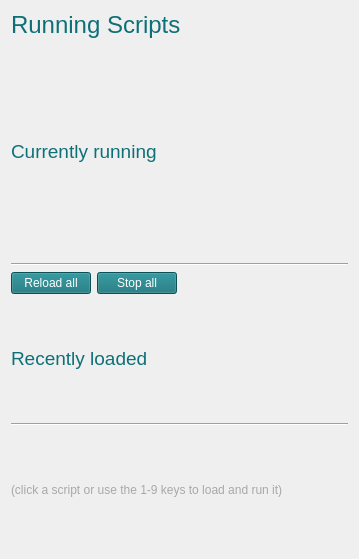
Above: interface/ui/scriptOptions.ui from Chris7/hifi before the change. Below: the same form after it.
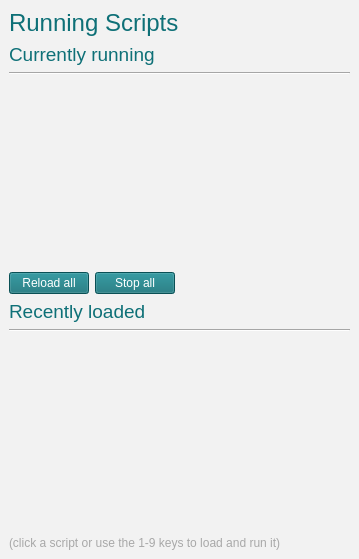
That is the form after the change. Icons and pictures are not drawn.

Commit message: Embeded script dialog in glWidget, enabled mouse tracking and focus retention of dialog, fine tuned visuals

What changed in the file:
```diff
--- a/interface/ui/scriptOptions.ui
+++ b/interface/ui/scriptOptions.ui
@@ -13,10 +13,43 @@
   <property name="windowTitle">
    <string>Form</string>
   </property>
-  <layout class="QVBoxLayout" name="verticalLayout_2" stretch="0,1,1">
+  <property name="styleSheet">
+   <string notr="true"/>
+  </property>
+  <layout class="QVBoxLayout" name="verticalLayout_2" stretch="0">
    <property name="sizeConstraint">
     <enum>QLayout::SetDefaultConstraint</enum>
    </property>
+   <property name="leftMargin">
+    <number>0</number>
+   </property>
+   <property name="topMargin">
+    <number>0</number>
+   </property>
+   <property name="rightMargin">
+    <number>0</number>
+   </property>
+   <property name="bottomMargin">
+    <number>0</number>
+   </property>
+   <item>
+    <widget class="QWidget" name="backgroundWidget" native="true">
+     <property name="sizePolicy">
+      <sizepolicy hsizetype="Expanding" vsizetype="Expanding">
+       <horstretch>0</horstretch>
+       <verstretch>0</verstretch>
+      </sizepolicy>
+     </property>
+     <property name="autoFillBackground">
+      <bool>false</bool>
+     </property>
+     <property name="styleSheet">
+      <string notr="true">background-color: rgba(242, 242, 242, 240);
+border-color: rgba(242, 242, 242, 240);</string>
+     </property>
+     <layout class="QVBoxLayout" name="verticalLayout_4">
+      <item>
+       <layout class="QVBoxLayout" name="runningScriptsHeaderLayout">
    <item>
     <layout class="QHBoxLayout" name="headerLayout" stretch="0,0">
      <property name="spacing">
@@ -111,10 +144,18 @@
      </item>
     </layout>
    </item>
+       </layout>
+      </item>
    <item>
-    <layout class="QVBoxLayout" name="verticalLayout" stretch="0,0,1,0">
+       <layout class="QVBoxLayout" name="currentlyRunningLayout" stretch="0,0,1,0">
      <item>
       <widget class="QLabel" name="currentlyRunningLabel">
+          <property name="maximumSize">
+           <size>
+            <width>16777215</width>
+            <height>100</height>
+           </size>
+          </property>
        <property name="font">
         <font>
          <family>Helvetica</family>
@@ -137,7 +178,21 @@
       </widget>
      </item>
      <item>
-      <layout class="QVBoxLayout" name="currentlyRunning"/>
+         <layout class="QVBoxLayout" name="currentlyRunning">
+          <item>
+           <spacer name="verticalSpacer">
+            <property name="orientation">
+             <enum>Qt::Vertical</enum>
+            </property>
+            <property name="sizeHint" stdset="0">
+             <size>
+              <width>20</width>
+              <height>40</height>
+             </size>
+            </property>
+           </spacer>
+          </item>
+         </layout>
      </item>
      <item>
       <layout class="QHBoxLayout" name="horizontalLayout_2">
@@ -213,6 +268,12 @@
     <layout class="QVBoxLayout" name="recentScriptsLayout" stretch="0,0,1,0">
      <item>
       <widget class="QLabel" name="recentScriptsLabel">
+          <property name="maximumSize">
+           <size>
+            <width>16777215</width>
+            <height>100</height>
+           </size>
+          </property>
        <property name="font">
         <font>
          <family>Helvetica</family>
@@ -235,7 +296,21 @@
       </widget>
      </item>
      <item>
-      <layout class="QVBoxLayout" name="recentScripts"/>
+         <layout class="QVBoxLayout" name="recentScripts">
+          <item>
+           <spacer name="verticalSpacer_2">
+            <property name="orientation">
+             <enum>Qt::Vertical</enum>
+            </property>
+            <property name="sizeHint" stdset="0">
+             <size>
+              <width>20</width>
+              <height>40</height>
+             </size>
+            </property>
+           </spacer>
+          </item>
+         </layout>
      </item>
      <item>
       <widget class="QLabel" name="label">
@@ -248,6 +323,9 @@
       </widget>
      </item>
     </layout>
+      </item>
+     </layout>
+    </widget>
    </item>
   </layout>
  </widget>
```
Lines whose indentation alone changed are shown as unchanged. The commit also changes 2 other files.
